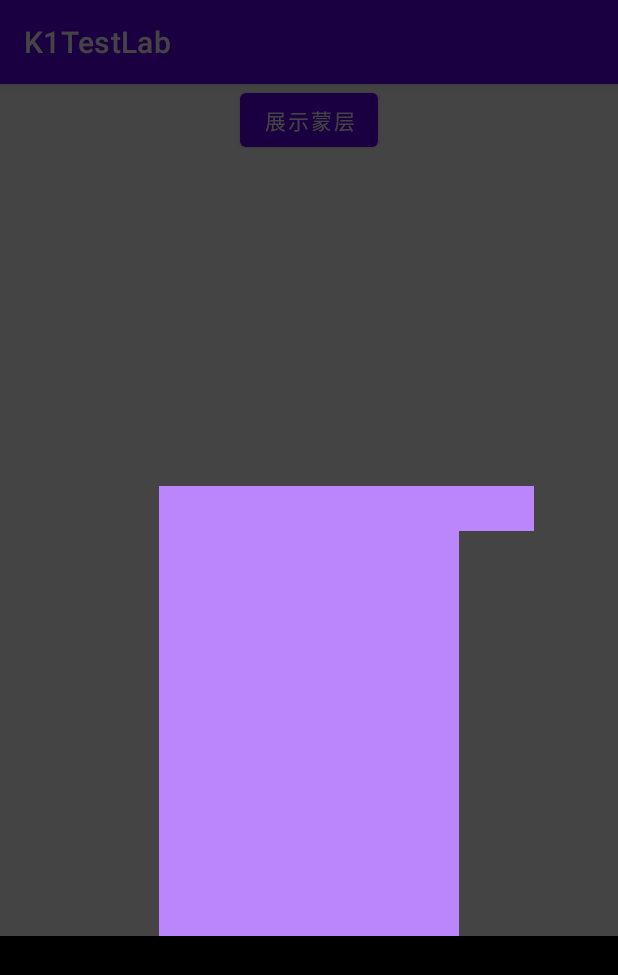
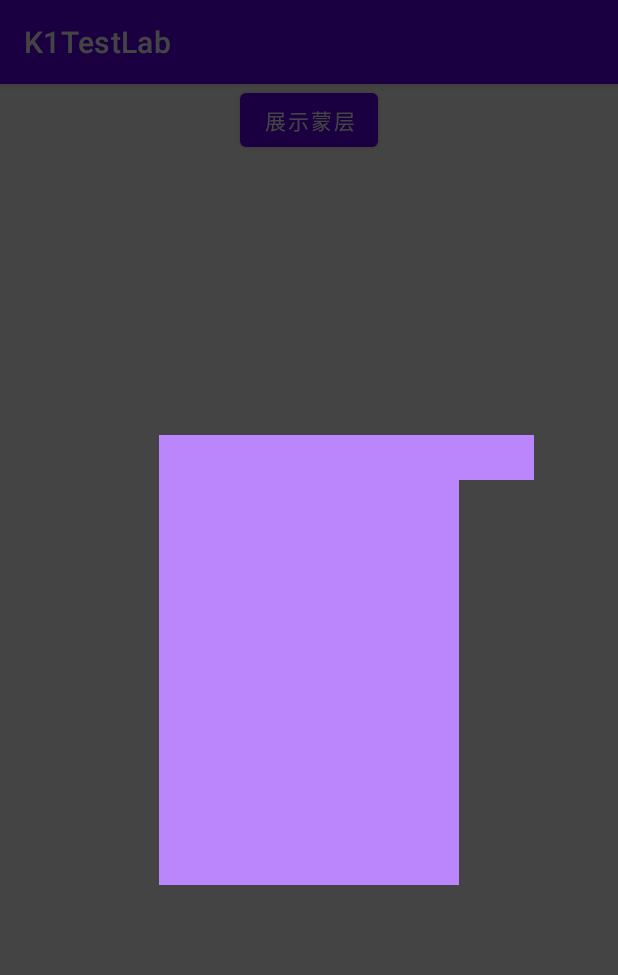
Before and after one commit to LugeKit/K1AndroidTestLab, an Android app: the FloatingViewActivity screen opened directly, with no data from a screen before it, after a tap on "展示蒙层", on a phone screen of 412 x 824 dp. Shown: the top 975 px of the screen. Run offline under Robolectric (Android 15) with nearby library versions, the phone set to English and light mode, and no system bars.

Commit message:
fix: typo
Change-Id: I1595e84a55b9b753f6d78b6f6da218a31f1a3c9d

```diff
--- a/app/src/main/res/layout/activity_floating_view.xml
+++ b/app/src/main/res/layout/activity_floating_view.xml
@@ -8,27 +8,16 @@
     android:layout_height="match_parent"
     tools:context=".page.FloatingViewActivity">
 
-    <androidx.core.widget.NestedScrollView
-        android:layout_width="match_parent"
-        android:layout_height="500dp"
-        app:layout_constraintBottom_toBottomOf="parent">
-        <LinearLayout
-            android:layout_width="match_parent"
-            android:layout_height="wrap_content"
-            android:orientation="vertical">
     <View
         android:id="@+id/floating_view_highlight"
         android:layout_width="200dp"
         android:layout_height="300dp"
         android:background="@color/purple_200"
         android:paddingHorizontal="10dp"
-                android:layout_gravity="center"/>
-            <View
-                android:layout_width="match_parent"
-                android:layout_height="400dp"
-                android:background="@color/black" />
-        </LinearLayout>
-    </androidx.core.widget.NestedScrollView>
+        app:layout_constraintLeft_toLeftOf="parent"
+        app:layout_constraintRight_toRightOf="parent"
+        app:layout_constraintTop_toTopOf="parent"
+        app:layout_constraintBottom_toBottomOf="parent"/>
 
     <Button
         android:text="展示蒙层"
--- a/common/src/main/java/com/k1/common/widget/floatingview/DefaultHighlightDrawer.kt
+++ b/common/src/main/java/com/k1/common/widget/floatingview/DefaultHighlightDrawer.kt
@@ -41,9 +41,9 @@ class DefaultHighlightDrawer(// region variable
         val area = IntArray(4) { 0 }
 
         // 指定了绘制范围
-        if (item.highlighShape is FloatingView.HighlightItem.Shape.Rectangle
-            && item.highlighShape.area != null) {
-            item.highlighShape.area.apply {
+        if (item.highlightShape is FloatingView.HighlightItem.Shape.Rectangle
+            && item.highlightShape.area != null) {
+            item.highlightShape.area.apply {
                 area[0] = left
                 area[1] = top
                 area[2] = right
@@ -52,9 +52,9 @@ class DefaultHighlightDrawer(// region variable
             }
         }
 
-        if (item.highlighShape is FloatingView.HighlightItem.Shape.Oval
-            && item.highlighShape.area != null) {
-            item.highlighShape.area.apply {
+        if (item.highlightShape is FloatingView.HighlightItem.Shape.Oval
+            && item.highlightShape.area != null) {
+            item.highlightShape.area.apply {
                 area[0] = left
                 area[1] = top
                 area[2] = right
@@ -66,10 +66,10 @@ class DefaultHighlightDrawer(// region variable
         if (item.highlightView == null) return area
 
         item.highlightView.getLocationInWindow(location)
-        area[0] = location[0] - item.highlighShape.paddings.left
-        area[1] = location[1] - item.highlighShape.paddings.top
-        area[2] = location[0] + item.highlightView.width + item.highlighShape.paddings.right
-        area[3] = location[1] + item.highlightView.height + item.highlighShape.paddings.bottom
+        area[0] = location[0] - item.highlightShape.paddings.left
+        area[1] = location[1] - item.highlightShape.paddings.top
+        area[2] = location[0] + item.highlightView.width + item.highlightShape.paddings.right
+        area[3] = location[1] + item.highlightView.height + item.highlightShape.paddings.bottom
 
         return area
     }
@@ -77,7 +77,7 @@ class DefaultHighlightDrawer(// region variable
 
     // region draw
     override fun drawHighlight(canvas: Canvas, item: FloatingView.HighlightItem) {
-        when (item.highlighShape) {
+        when (item.highlightShape) {
             is FloatingView.HighlightItem.Shape.Default -> {
                 // Default情况 可以处理Drawable, GradientDrawable(shape in xml), StateDrawable(selector in xml, get current one as GradientDrawable)
                 val background: GradientDrawable? = when (val drawable = item.highlightView?.background) {
@@ -101,7 +101,7 @@ class DefaultHighlightDrawer(// region variable
                 }
             }
             is FloatingView.HighlightItem.Shape.Rectangle -> {
-                drawRectHighlight(canvas, item, item.highlighShape.radii)
+                drawRectHighlight(canvas, item, item.highlightShape.radii)
             }
             is FloatingView.HighlightItem.Shape.Oval -> {
                 drawOvalHighlight(canvas, item)
--- a/common/src/main/java/com/k1/common/widget/floatingview/FloatingView.kt
+++ b/common/src/main/java/com/k1/common/widget/floatingview/FloatingView.kt
@@ -158,12 +158,12 @@ class FloatingView private constructor(
     // region relative class
     /**
      * @param highlightView 需要被高亮的view, 可以为null, 为null时请指定highlightShape && highlightShape.area, 指定了highlightShape.area时，本属性无效
-     * @param highlighShape 想要绘制的高亮形状，默认为Default，即根据highlightView的background绘制，可以设置该参数的paddings值，从而更改高亮的区域(添加高亮padding)
+     * @param highlightShape 想要绘制的高亮形状，默认为Default，即根据highlightView的background绘制，可以设置该参数的paddings值，从而更改高亮的区域(添加高亮padding)
      * @param companionItems 一个列表，包含了附着在高亮view上的其他view的信息，绘制在蒙层上(例如指引图)
      */
     class HighlightItem(
         val highlightView: View? = null,
-        val highlighShape: Shape = Shape.Default(),
+        val highlightShape: Shape = Shape.Default(),
         val companionItems: List<CompanionItem> = arrayListOf(),
     ) {
         sealed class Shape(val paddings: Paddings) {
```
Lines whose indentation alone changed are shown as unchanged.
